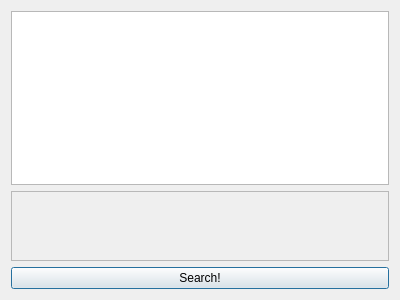
First picture: the form in Betelgeuse/Betelgeuse/choosesearchdialog.ui, repository Ipiano/Project-Orion, before the edit.
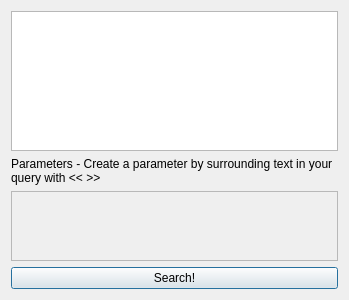
Second picture: the form after the edit.

Commit message: Search query parameters

```diff
--- a/Betelgeuse/Betelgeuse/choosesearchdialog.ui
+++ b/Betelgeuse/Betelgeuse/choosesearchdialog.ui
@@ -6,7 +6,7 @@
    <rect>
     <x>0</x>
     <y>0</y>
-    <width>400</width>
+    <width>349</width>
     <height>300</height>
    </rect>
   </property>
@@ -21,16 +21,26 @@
     <widget class="QPlainTextEdit" name="edit_query"/>
    </item>
    <item>
-    <widget class="QScrollArea" name="area_parameters">
+    <widget class="QLabel" name="label">
+     <property name="text">
+      <string>Parameters - Create a parameter by surrounding text in your query with &lt;&lt; &gt;&gt;</string>
+     </property>
+     <property name="wordWrap">
+      <bool>true</bool>
+     </property>
+    </widget>
+   </item>
+   <item>
+    <widget class="QScrollArea" name="area_scroll">
      <property name="widgetResizable">
       <bool>true</bool>
      </property>
-     <widget class="QWidget" name="scrollAreaWidgetContents">
+     <widget class="QWidget" name="area_parameters">
       <property name="geometry">
        <rect>
         <x>0</x>
         <y>0</y>
-        <width>380</width>
+        <width>329</width>
         <height>68</height>
        </rect>
       </property>
```
Left out of the diff: 32 changed lines with no effect on the pictures. The commit also changes 9 other files.
